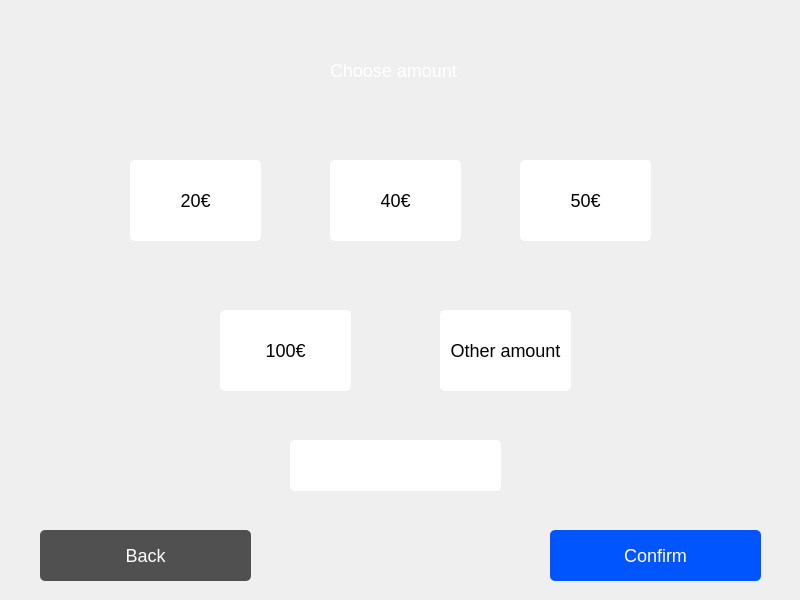
Before: the Qt Designer form frontend/cashwithdrawal.ui in 22kmo-project/group_14, drawn with Qt 5.
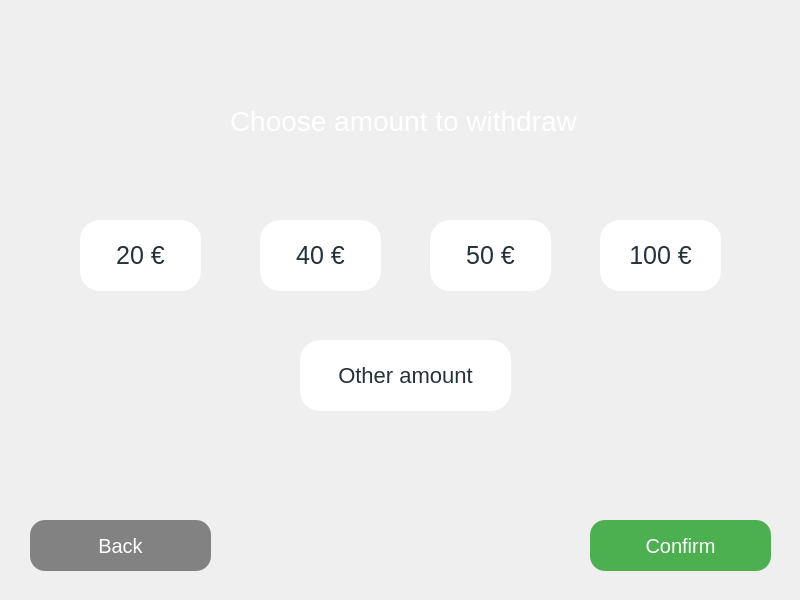
After: the same form once the commit is applied. Icons and pictures are not drawn.

Commit message: cashWithdraw update, now returns balance etc. to frontend

Patch:
```diff
--- a/frontend/cashwithdrawal.ui
+++ b/frontend/cashwithdrawal.ui
@@ -16,9 +16,9 @@
   <widget class="QPushButton" name="button_back">
    <property name="geometry">
     <rect>
-     <x>40</x>
-     <y>530</y>
-     <width>211</width>
+     <x>30</x>
+     <y>520</y>
+     <width>181</width>
      <height>51</height>
     </rect>
    </property>
@@ -32,18 +32,18 @@
    </property>
    <property name="styleSheet">
     <string notr="true">QPushButton {
-background-color: rgb(80, 80, 80);
+background-color: rgb(130, 130, 130);
+background-image: url(../img/icon_back.png);
+background-repeat:no-repeat;
+background-position:left middle;
 color: rgb(255, 255, 255);
-border-radius:5px;
+border-radius:15px;
 padding:5 5px;
-font-size:18px;
+font-size:20px;
 }
 QPushButton:hover {
-background-color: rgb(95, 95, 95);
+background-color: rgb(120, 120, 120);
 color: rgb(255, 255, 255);
-border-radius:8px;
-padding:5 5px;
-font-size:18px;
 }</string>
    </property>
    <property name="text">
@@ -53,9 +53,9 @@
   <widget class="QPushButton" name="button_confirm">
    <property name="geometry">
     <rect>
-     <x>550</x>
-     <y>530</y>
-     <width>211</width>
+     <x>590</x>
+     <y>520</y>
+     <width>181</width>
      <height>51</height>
     </rect>
    </property>
@@ -69,18 +69,18 @@
    </property>
    <property name="styleSheet">
     <string notr="true">QPushButton {
-background-color: rgb(0, 85, 255);
+background-color: #4CAF50;
+background-image: url(../img/icon_confirm.png);
+background-repeat: no-repeat;
+background-position: right middle;
 color: rgb(255, 255, 255);
-border-radius:5px;
+border-radius: 15px;
 padding:5 5px;
-font-size:18px;
+font-size:20px;
 }
 QPushButton:hover {
-background-color: rgb(5, 95, 255);
+background-color: #43A047;
 color: rgb(245, 245, 245);
-border-radius:8px;
-padding:5 5px;
-font-size:18px;
 }
 </string>
    </property>
@@ -88,33 +88,13 @@
     <string>Confirm</string>
    </property>
   </widget>
-  <widget class="QLineEdit" name="lineEdit_amount">
-   <property name="geometry">
-    <rect>
-     <x>290</x>
-     <y>440</y>
-     <width>211</width>
-     <height>51</height>
-    </rect>
-   </property>
-   <property name="styleSheet">
-    <string notr="true">background:white;
-border-radius:5px;
-padding:0 10px;
-color:black;
-font-size:18px;</string>
-   </property>
-   <property name="alignment">
-    <set>Qt::AlignCenter</set>
-   </property>
-  </widget>
   <widget class="QPushButton" name="button_20">
    <property name="geometry">
     <rect>
-     <x>130</x>
-     <y>160</y>
-     <width>131</width>
-     <height>81</height>
+     <x>80</x>
+     <y>220</y>
+     <width>121</width>
+     <height>71</height>
     </rect>
    </property>
    <property name="font">
@@ -128,30 +108,26 @@
    <property name="styleSheet">
     <string notr="true">QPushButton {
 background-color: rgb(255, 255, 255);
-color: rgb(0, 0, 0);
-border-radius:5px;
+color: #263238;
+border-radius:20px;
 padding:5 5px;
-font-size:18px;
+font-size:25px;
 }
 QPushButton:hover {
-background-color: rgb(245, 245, 245);
-color: rgb(10, 10, 10);
-border-radius:8px;
-padding:5 5px;
-font-size:18px;
+background-color: rgb(235, 235, 235);
 }</string>
    </property>
    <property name="text">
-    <string>20€</string>
+    <string>20 €</string>
    </property>
   </widget>
   <widget class="QPushButton" name="button_40">
    <property name="geometry">
     <rect>
-     <x>330</x>
-     <y>160</y>
-     <width>131</width>
-     <height>81</height>
+     <x>260</x>
+     <y>220</y>
+     <width>121</width>
+     <height>71</height>
     </rect>
    </property>
    <property name="font">
@@ -165,30 +141,26 @@
    <property name="styleSheet">
     <string notr="true">QPushButton {
 background-color: rgb(255, 255, 255);
-color: rgb(0, 0, 0);
-border-radius:5px;
+color: #263238;
+border-radius:20px;
 padding:5 5px;
-font-size:18px;
+font-size:25px;
 }
 QPushButton:hover {
-background-color: rgb(245, 245, 245);
-color: rgb(10, 10, 10);
-border-radius:8px;
-padding:5 5px;
-font-size:18px;
+background-color: rgb(235, 235, 235);
 }</string>
    </property>
    <property name="text">
-    <string>40€</string>
+    <string>40 €</string>
    </property>
   </widget>
   <widget class="QPushButton" name="button_50">
    <property name="geometry">
     <rect>
-     <x>520</x>
-     <y>160</y>
-     <width>131</width>
-     <height>81</height>
+     <x>430</x>
+     <y>220</y>
+     <width>121</width>
+     <height>71</height>
     </rect>
    </property>
    <property name="font">
@@ -202,30 +174,26 @@
    <property name="styleSheet">
     <string notr="true">QPushButton {
 background-color: rgb(255, 255, 255);
-color: rgb(0, 0, 0);
-border-radius:5px;
+color: #263238;
+border-radius:20px;
 padding:5 5px;
-font-size:18px;
+font-size:25px;
 }
 QPushButton:hover {
-background-color: rgb(245, 245, 245);
-color: rgb(10, 10, 10);
-border-radius:8px;
-padding:5 5px;
-font-size:18px;
+background-color: rgb(235, 235, 235);
 }</string>
    </property>
    <property name="text">
-    <string>50€</string>
+    <string>50 €</string>
    </property>
   </widget>
   <widget class="QPushButton" name="button_100">
    <property name="geometry">
     <rect>
-     <x>220</x>
-     <y>310</y>
-     <width>131</width>
-     <height>81</height>
+     <x>600</x>
+     <y>220</y>
+     <width>121</width>
+     <height>71</height>
     </rect>
    </property>
    <property name="font">
@@ -239,30 +207,26 @@
    <property name="styleSheet">
     <string notr="true">QPushButton {
 background-color: rgb(255, 255, 255);
-color: rgb(0, 0, 0);
-border-radius:5px;
+color: #263238;
+border-radius:20px;
 padding:5 5px;
-font-size:18px;
+font-size:25px;
 }
 QPushButton:hover {
-background-color: rgb(245, 245, 245);
-color: rgb(10, 10, 10);
-border-radius:8px;
-padding:5 5px;
-font-size:18px;
+background-color: rgb(235, 235, 235);
 }</string>
    </property>
    <property name="text">
-    <string>100€</string>
+    <string>100 €</string>
    </property>
   </widget>
   <widget class="QPushButton" name="button_otheramount">
    <property name="geometry">
     <rect>
-     <x>440</x>
-     <y>310</y>
-     <width>131</width>
-     <height>81</height>
+     <x>300</x>
+     <y>340</y>
+     <width>211</width>
+     <height>71</height>
     </rect>
    </property>
    <property name="font">
@@ -276,17 +240,13 @@
    <property name="styleSheet">
     <string notr="true">QPushButton {
 background-color: rgb(255, 255, 255);
-color: rgb(0, 0, 0);
-border-radius:5px;
+color: #263238;
+border-radius:20px;
 padding:5 5px;
-font-size:18px;
+font-size:22px;
 }
 QPushButton:hover {
-background-color: rgb(245, 245, 245);
-color: rgb(10, 10, 10);
-border-radius:8px;
-padding:5 5px;
-font-size:18px;
+background-color: rgb(235, 235, 235);
 }</string>
    </property>
    <property name="text">
@@ -296,18 +256,18 @@
   <widget class="QLabel" name="label">
    <property name="geometry">
     <rect>
-     <x>330</x>
-     <y>50</y>
-     <width>151</width>
+     <x>230</x>
+     <y>100</y>
+     <width>471</width>
      <height>41</height>
     </rect>
    </property>
    <property name="styleSheet">
-    <string notr="true">font-size:18px;
+    <string notr="true">font-size:28px;
 color:white;</string>
    </property>
    <property name="text">
-    <string>Choose amount</string>
+    <string>Choose amount to withdraw</string>
    </property>
   </widget>
  </widget>
```
The commit also changes 20 other files.
